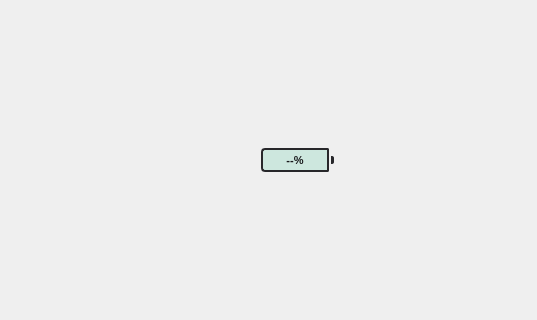
The window that ui/mainwindow.ui (NioyDev/Quick-PanelCPlusPlus) describes before a commit, drawn with Qt 5; both pictures show x 0 to 537 and y 140 to 460 of the 800 by 600 pixel window.
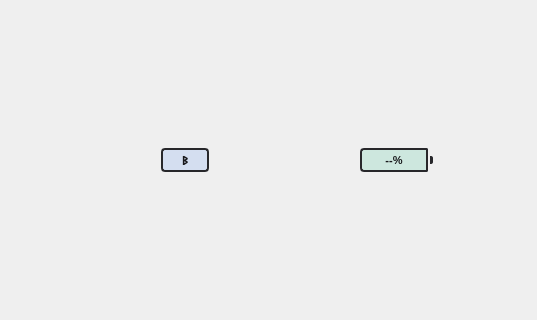
The same window after the commit.

Commit message: Modificar el nombre de Utils&Widgets a Utilswidgets, agregar la funcionalidad de bluetooth y conexion con dispositivos

What changed in the file:
```diff
--- a/ui/mainwindow.ui
+++ b/ui/mainwindow.ui
@@ -26,6 +26,37 @@
 						</property>
 					</spacer>
 				</item>
+				<item>
+					<!-- Botón de Bluetooth -->
+					<widget class="QPushButton" name="btnBluetooth">
+						<property name="text">
+							<string>ᛒ</string>
+						</property>
+						<property name="cursor">
+							<cursorShape>PointingHandCursor</cursorShape>
+						</property>
+						<property name="styleSheet">
+							<string notr="true">
+								QPushButton#btnBluetooth {
+								background-color: rgba(59, 130, 246, 0.15);
+								color: #18181b;
+								font-weight: bold;
+								font-size: 12px;
+								border: 2px solid #27272a;
+								border-radius: 4px;
+								padding: 1px 4px;
+								min-width: 28px;
+								max-width: 36px;
+								max-height: 18px;
+								}
+								QPushButton#btnBluetooth:hover {
+								background-color: rgba(59, 130, 246, 0.30);
+								border-color: #3b82f6;
+								}
+							</string>
+						</property>
+					</widget>
+				</item>
 				<item>
 					<!-- Contenedor del cuerpo de la batería y su polo positivo -->
 					<layout class="QHBoxLayout" name="layoutBatteryContainer">
```
The commit also changes 31 other files.
